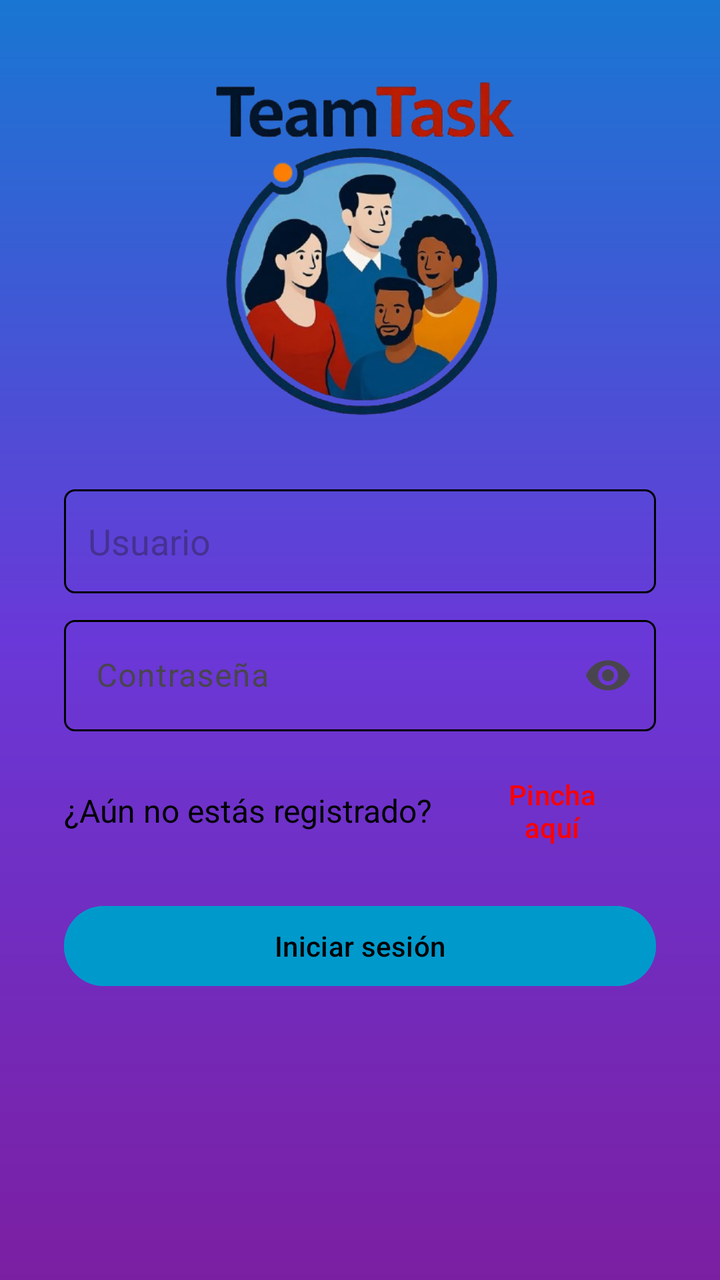
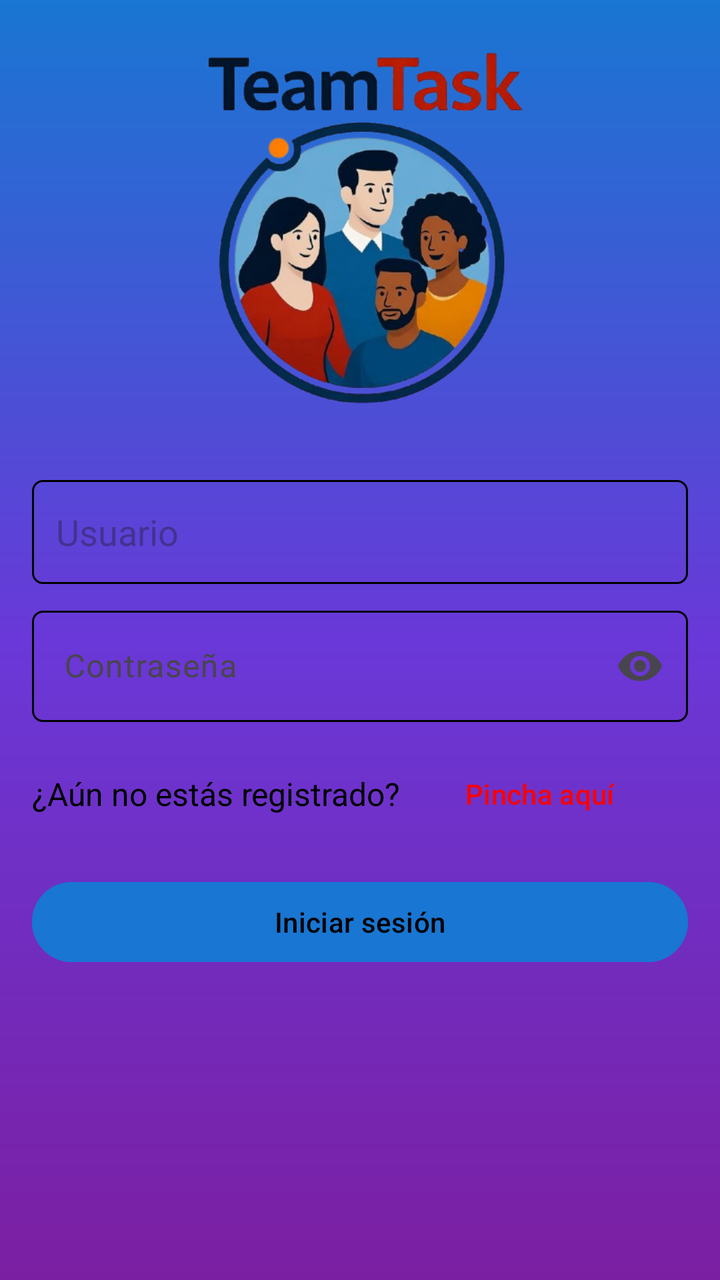

The first picture is an Android layout as it rendered before a commit; the second is the same layout after the commit. The layout source and the unified diff follow.
<!-- AndroidManifest.xml: application theme Theme.TFG -->
<!-- res/layout/fragment_login.xml -->
<?xml version="1.0" encoding="utf-8"?>
<ScrollView xmlns:android="http://schemas.android.com/apk/res/android"
    xmlns:app="http://schemas.android.com/apk/res-auto"
    xmlns:tools="http://schemas.android.com/tools"
    android:layout_width="match_parent"
    android:layout_height="match_parent"
    android:fillViewport="true"
    android:padding="16dp"
    android:paddingBottom="72dp"
    android:background="@drawable/degradado"
    tools:context="com.example.tfg.vista.FragmentLogin">

    <androidx.constraintlayout.widget.ConstraintLayout
        android:layout_width="match_parent"
        android:layout_height="match_parent">

        
        <androidx.constraintlayout.widget.Guideline
            android:id="@+id/guidelineHorizontal"
            android:layout_width="wrap_content"
            android:layout_height="wrap_content"
            android:orientation="horizontal"
            app:layout_constraintGuide_percent="0.35" />

        <ImageView
            android:id="@+id/logo"
            android:layout_width="wrap_content"
            android:layout_height="0dp"
            android:contentDescription="logo"
            android:src="@drawable/teamtask"
            android:adjustViewBounds="true"
            android:scaleType="centerInside"
            app:layout_constraintTop_toTopOf="parent"
            app:layout_constraintBottom_toTopOf="@id/guidelineHorizontal"
            app:layout_constraintStart_toStartOf="parent"
            app:layout_constraintEnd_toEndOf="parent" />

        
        <LinearLayout
            android:id="@+id/inputsContainer"
            android:layout_width="0dp"
            android:layout_height="0dp"
            android:orientation="vertical"
            android:paddingTop="8dp"
            app:layout_constraintTop_toBottomOf="@id/guidelineHorizontal"
            app:layout_constraintBottom_toBottomOf="parent"
            app:layout_constraintStart_toStartOf="parent"
            app:layout_constraintEnd_toEndOf="parent"
            android:layout_marginStart="16dp"
            android:layout_marginEnd="16dp">

            <EditText
                android:id="@+id/usuario"
                android:layout_width="match_parent"
                android:layout_height="52dp"
                android:background="@drawable/borde"
                android:hint="Usuario"
                android:inputType="textPersonName"
                android:layout_marginTop="8dp" />

            <com.google.android.material.textfield.TextInputLayout
                android:id="@+id/contraseiaLayout"
                android:layout_width="match_parent"
                android:layout_height="wrap_content"
                android:hint="Contraseña"
                app:endIconMode="password_toggle"
                android:layout_marginTop="8dp">

                <com.google.android.material.textfield.TextInputEditText
                    android:id="@+id/textocontraseA"
                    android:background="@drawable/borde"
                    android:layout_width="match_parent"
                    android:layout_height="wrap_content"
                    android:inputType="textPassword" />
            </com.google.android.material.textfield.TextInputLayout>

            <LinearLayout
                android:layout_width="match_parent"
                android:layout_height="wrap_content"
                android:orientation="horizontal"
                android:gravity="center_vertical"
                android:layout_marginTop="12dp">

                <TextView
                    android:id="@+id/sinRegistro"
                    android:layout_width="wrap_content"
                    android:layout_height="wrap_content"
                    android:text="¿Aún no estás registrado?"
                    android:textColor="@android:color/black"
                    android:textSize="16sp" />

                <Button
                    android:id="@+id/botonTransparente"
                    android:layout_width="wrap_content"
                    android:layout_height="wrap_content"
                    android:background="@android:color/transparent"
                    android:text="Pincha aquí"
                    android:textColor="@color/rojo"
                    android:layout_marginStart="8dp" />

            </LinearLayout>

            <Button
                android:id="@+id/iniciarSesion"
                android:layout_width="match_parent"
                android:layout_height="wrap_content"
                android:textColor="@color/negro"
                android:text="Iniciar sesión"
                android:backgroundTint="@android:color/holo_blue_dark"
                android:layout_marginTop="16dp"
                android:layout_marginBottom="24dp" />

        </LinearLayout>

    </androidx.constraintlayout.widget.ConstraintLayout>

</ScrollView>
<!-- resources referenced by this layout -->
<resources>
  <color name="negro">#000000</color>
  <color name="rojo">#FF0000</color>
  <!-- drawable borde (drawable) -->
  <shape xmlns:android="http://schemas.android.com/apk/res/android"
      android:shape="rectangle">
      <solid android:color="#00FFFFFF" />
      <stroke
          android:width="1dp"
          android:color="#000000" />
      <corners android:radius="5dp" />
      <padding
          android:left="12dp"
          android:top="8dp"
          android:right="12dp"
          android:bottom="8dp" />
  </shape>
  <!-- drawable degradado (drawable) -->
  <?xml version="1.0" encoding="utf-8"?>
  <shape xmlns:android="http://schemas.android.com/apk/res/android" android:shape="rectangle">
      <gradient
          android:startColor="#1976D2"
      android:centerColor="#6A38D8"
      android:endColor="#7B1FA2"
      android:angle="270"
      android:type="linear" />
      <corners android:radius="0dp" />
  </shape>
  <!-- drawable teamtask: png bitmap (drawable, 215797 bytes) -->
  <style name="Theme.TFG" parent="Base.Theme.TFG" />
  <style name="Base.Theme.TFG" parent="Theme.Material3.DayNight.NoActionBar">
          
          
      </style>
</resources>

<!-- the commit's change to res/layout/fragment_login.xml (unified diff, before → after) -->
@@ -1,53 +1,46 @@
 <?xml version="1.0" encoding="utf-8"?>
-<ScrollView xmlns:android="http://schemas.android.com/apk/res/android"
+<androidx.constraintlayout.widget.ConstraintLayout xmlns:android="http://schemas.android.com/apk/res/android"
     xmlns:app="http://schemas.android.com/apk/res-auto"
     xmlns:tools="http://schemas.android.com/tools"
+    android:id="@+id/login_root"
     android:layout_width="match_parent"
     android:layout_height="match_parent"
-    android:fillViewport="true"
-    android:padding="16dp"
-    android:paddingBottom="72dp"
     android:background="@drawable/degradado"
     tools:context="com.example.tfg.vista.FragmentLogin">
 
-    <androidx.constraintlayout.widget.ConstraintLayout
-        android:layout_width="match_parent"
-        android:layout_height="match_parent">
+    <ImageView
+        android:id="@+id/logo"
+        android:layout_width="0dp"
+        android:layout_height="0dp"
+        android:contentDescription="logo"
+        android:src="@drawable/teamtask"
+        android:adjustViewBounds="true"
+        android:scaleType="centerInside"
+        app:layout_constraintTop_toTopOf="parent"
+        app:layout_constraintStart_toStartOf="parent"
+        app:layout_constraintEnd_toEndOf="parent"
+        app:layout_constraintHeight_default="percent"
+        app:layout_constraintHeight_percent="0.35" />
 
-        
-        <androidx.constraintlayout.widget.Guideline
-            android:id="@+id/guidelineHorizontal"
-            android:layout_width="wrap_content"
-            android:layout_height="wrap_content"
-            android:orientation="horizontal"
-            app:layout_constraintGuide_percent="0.35" />
+    <androidx.core.widget.NestedScrollView
+        android:id="@+id/inputs_scroll"
+        android:layout_width="0dp"
+        android:layout_height="0dp"
+        android:fillViewport="true"
+        android:paddingStart="16dp"
+        android:paddingEnd="16dp"
+        app:layout_constraintTop_toBottomOf="@id/logo"
+        app:layout_constraintBottom_toBottomOf="parent"
+        app:layout_constraintStart_toStartOf="parent"
+        app:layout_constraintEnd_toEndOf="parent">
 
-        <ImageView
-            android:id="@+id/logo"
-            android:layout_width="wrap_content"
-            android:layout_height="0dp"
-            android:contentDescription="logo"
-            android:src="@drawable/teamtask"
-            android:adjustViewBounds="true"
-            android:scaleType="centerInside"
-            app:layout_constraintTop_toTopOf="parent"
-            app:layout_constraintBottom_toTopOf="@id/guidelineHorizontal"
-            app:layout_constraintStart_toStartOf="parent"
-            app:layout_constraintEnd_toEndOf="parent" />
-
-        
         <LinearLayout
             android:id="@+id/inputsContainer"
-            android:layout_width="0dp"
-            android:layout_height="0dp"
+            android:layout_width="match_parent"
+            android:layout_height="wrap_content"
             android:orientation="vertical"
             android:paddingTop="8dp"
-            app:layout_constraintTop_toBottomOf="@id/guidelineHorizontal"
-            app:layout_constraintBottom_toBottomOf="parent"
-            app:layout_constraintStart_toStartOf="parent"
-            app:layout_constraintEnd_toEndOf="parent"
-            android:layout_marginStart="16dp"
-            android:layout_marginEnd="16dp">
+            android:paddingBottom="24dp">
 
             <EditText
                 android:id="@+id/usuario"
@@ -106,12 +99,12 @@
                 android:layout_height="wrap_content"
                 android:textColor="@color/negro"
                 android:text="Iniciar sesión"
-                android:backgroundTint="@android:color/holo_blue_dark"
+                android:backgroundTint="@color/azul_principal"
                 android:layout_marginTop="16dp"
                 android:layout_marginBottom="24dp" />
 
         </LinearLayout>
 
-    </androidx.constraintlayout.widget.ConstraintLayout>
+    </androidx.core.widget.NestedScrollView>
 
-</ScrollView>
+</androidx.constraintlayout.widget.ConstraintLayout>
<!-- resource entries referenced after the edit -->
@@ -1,5 +1,6 @@
 <!-- resources referenced by this layout -->
 <resources>
+  <color name="azul_principal">#1976D2</color>
   <color name="negro">#000000</color>
   <color name="rojo">#FF0000</color>
   <!-- drawable borde (drawable) -->
